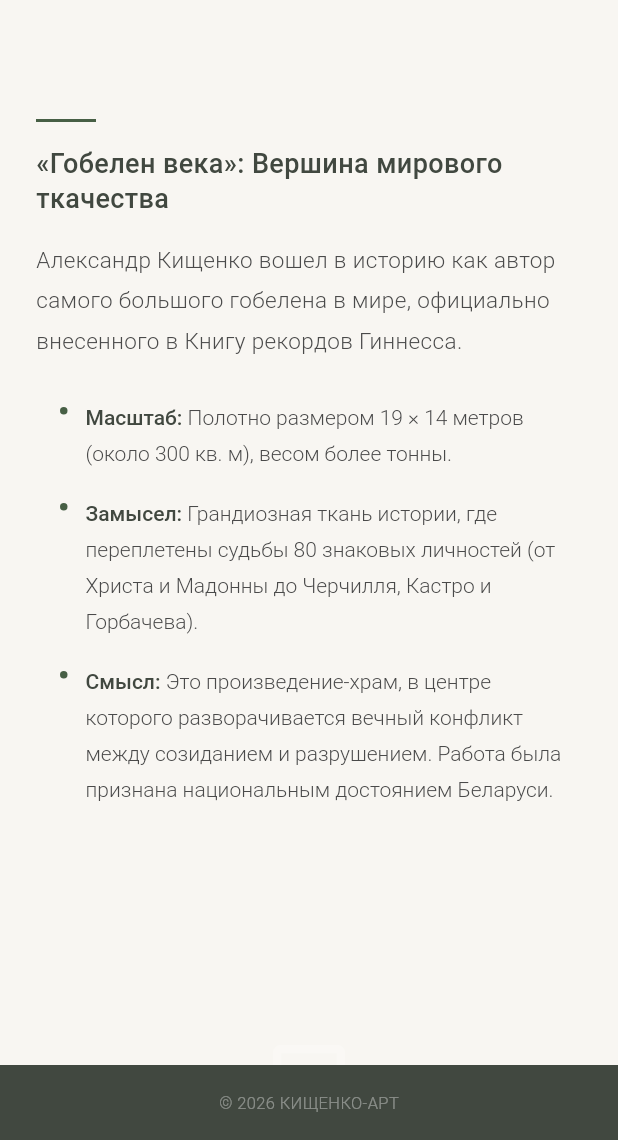
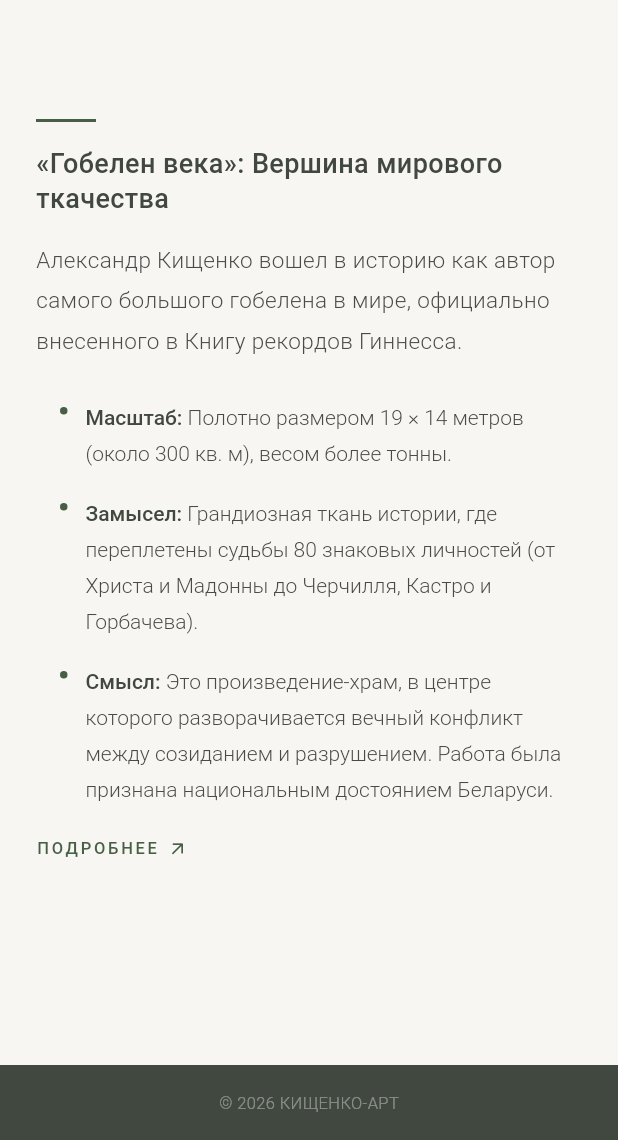
Before and after one commit to maxkishchenko2015/Web_ART_Galery, a Flutter app: the screen it shows after launch, scrolled down 3456 dp, on a phone screen of 412 x 824 dp, the part 96-1236 px from its top. Run offline on Flutter 3.47's test engine with Material 3 defaults, Android fonts, the phone set to English and light mode, and no system bars; our stand-ins replace cached_network_image, cloud_firestore, firebase_core, flutter_bloc, go_router, google_fonts and 4 more; missing offline and left inert: slang; accounts and stored records are empty; generated files the repository leaves out were written again.

Commit message:
add links

```diff
--- a/lib/src/features/about_author/presentation/screens/about_author_page.dart
+++ b/lib/src/features/about_author/presentation/screens/about_author_page.dart
@@ -9,12 +9,20 @@ import 'package:web_art_galery/src/shared/config/app_context_extensions.dart';
 import 'package:web_art_galery/src/shared/config/ksize.dart';
 import 'package:web_art_galery/src/shared/presentation/widgets/cached_network_image_view.dart';
 import 'package:web_art_galery/src/shared/presentation/widgets/fullscreen_image_viewer.dart';
+import 'package:web_art_galery/src/shared/utils/url_launcher_utils.dart';
 
 /// Indices of the Firestore `AboutAuthor.items` array pinned to each section.
 const int _heroPhotoIndex = 0;
 const int _universalRealismPhotoIndex = 1;
 const int _tapestryPhotoIndex = 2;
 const int _chernobylPhotoIndex = 3;
+const int _mosaicPhotoIndex = 4;
+
+/// External references shown as "Open article"-style text buttons next to the
+/// matching biography sections.
+const String _tapestryExternalUrl = 'https://robbielafleur.com/2016/01/16/tapestry-of-the-century/';
+const String _chernobylExternalUrl = 'https://www.un.org/ungifts/chernobyl';
+const String _mosaicExternalUrl = 'https://streetartcities.com/artists/alexander-kishchenko';
 
 class AboutAuthorPage extends StatelessWidget {
   const AboutAuthorPage({super.key});
@@ -348,14 +356,14 @@ class _BiographySection extends StatelessWidget {
           _BioSectionWithPhoto(
             isCompact: isCompact,
             photoIndex: _chernobylPhotoIndex,
-            child: _BioSubSection(title: bio.chernobyl.title, body: bio.chernobyl.body),
+            child: _ChernobylCopy(),
           ),
           const SizedBox(height: KSize.margin12x),
-          _BioSubSection(title: bio.mosaic.title, body: bio.mosaic.intro),
-          const SizedBox(height: KSize.margin4x),
-          _BioHighlightRow(label: bio.mosaic.panelsLabel, text: bio.mosaic.panels),
-          const SizedBox(height: KSize.margin4x),
-          Text(bio.mosaic.panelsMeaning, style: context.textContent.bioDetail),
+          _BioSectionWithPhoto(
+            isCompact: isCompact,
+            photoIndex: _mosaicPhotoIndex,
+            child: _MosaicCopy(),
+          ),
           const SizedBox(height: KSize.margin12x),
           _BioSubSection(title: bio.legacy.title, body: bio.legacy.body),
           const SizedBox(height: KSize.margin12x),
@@ -437,6 +445,44 @@ class _TapestryCopy extends StatelessWidget {
         _BioHighlightRow(label: tapestry.conceptLabel, text: tapestry.concept),
         const SizedBox(height: KSize.margin4x),
         _BioHighlightRow(label: tapestry.meaningLabel, text: tapestry.meaning),
+        const SizedBox(height: KSize.margin5x),
+        const _BioExternalLinkButton(url: _tapestryExternalUrl),
+      ],
+    );
+  }
+}
+
+class _ChernobylCopy extends StatelessWidget {
+  @override
+  Widget build(BuildContext context) {
+    final chernobyl = context.t.bio.chernobyl;
+
+    return Column(
+      crossAxisAlignment: CrossAxisAlignment.start,
+      children: [
+        _BioSubSection(title: chernobyl.title, body: chernobyl.body),
+        const SizedBox(height: KSize.margin5x),
+        const _BioExternalLinkButton(url: _chernobylExternalUrl),
+      ],
+    );
+  }
+}
+
+class _MosaicCopy extends StatelessWidget {
+  @override
+  Widget build(BuildContext context) {
+    final mosaic = context.t.bio.mosaic;
+
+    return Column(
+      crossAxisAlignment: CrossAxisAlignment.start,
+      children: [
+        _BioSubSection(title: mosaic.title, body: mosaic.intro),
+        const SizedBox(height: KSize.margin4x),
+        _BioHighlightRow(label: mosaic.panelsLabel, text: mosaic.panels),
+        const SizedBox(height: KSize.margin4x),
+        Text(mosaic.panelsMeaning, style: context.textContent.bioDetail),
+        const SizedBox(height: KSize.margin5x),
+        const _BioExternalLinkButton(url: _mosaicExternalUrl),
       ],
     );
   }
@@ -642,6 +688,49 @@ class _BioHighlightRow extends StatelessWidget {
   }
 }
 
+/// Text CTA for an external reference attached to a biography section.
+///
+/// Visually mirrors the "Open article" link used in the archive feed
+/// ([`_NewsMetaRow`](../../archive/presentation/widgets/news_section.dart)):
+/// uppercase label in `archiveLink` style + outward-arrow icon, all in
+/// [AppColors.forestGreen]. The URL opens in a new tab/window on web and in
+/// the system browser on native platforms.
+class _BioExternalLinkButton extends StatelessWidget {
+  const _BioExternalLinkButton({required this.url});
+
+  final String url;
+
+  @override
+  Widget build(BuildContext context) {
+    final label = context.t.common.learnMore;
+
+    return MouseRegion(
+      cursor: SystemMouseCursors.click,
+      child: Semantics(
+        button: true,
+        link: true,
+        label: label,
+        child: GestureDetector(
+          behavior: HitTestBehavior.opaque,
+          onTap: () => UrlLauncherUtils.launchUrlIfPossible(url: url),
+          child: Row(
+            mainAxisSize: MainAxisSize.min,
+            children: [
+              Text(label, style: context.textContent.archiveLink),
+              const SizedBox(width: KSize.margin1Halfx),
+              Icon(
+                Icons.arrow_outward_rounded,
+                size: KSize.iconSPlus,
+                color: context.colors.forestGreen,
+              ),
+            ],
+          ),
+        ),
+      ),
+    );
+  }
+}
+
 class _BioQuote extends StatelessWidget {
   const _BioQuote({required this.text, required this.author});
 
```
